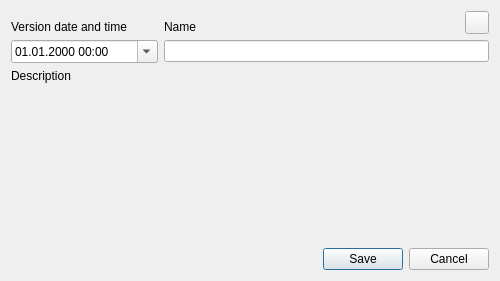
The window that src/bin/scenarist-desktop/UserInterfaceLayer/Project/ProjectVersionDialog.ui (dimkanovikov/KITScenarist) describes before a commit, drawn with Qt 5.
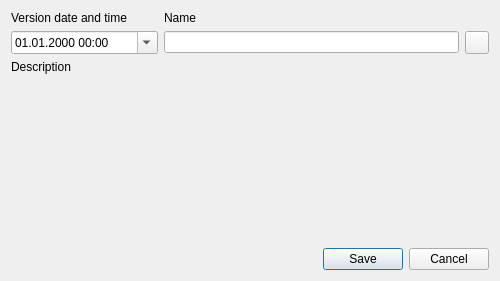
The same window after the commit. Icons and pictures are not drawn. Custom widgets are drawn as their Qt base class.

Diff of the .ui file:
```diff
--- a/src/bin/scenarist-desktop/UserInterfaceLayer/Project/ProjectVersionDialog.ui
+++ b/src/bin/scenarist-desktop/UserInterfaceLayer/Project/ProjectVersionDialog.ui
@@ -19,27 +19,11 @@
   <property name="windowTitle">
    <string>Save new version of the script</string>
   </property>
-  <layout class="QGridLayout" name="gridLayout" columnstretch="1,2,1">
-   <item row="3" column="0" colspan="3">
-    <widget class="SimpleTextEditorWidget" name="description" native="true">
-     <property name="sizePolicy">
-      <sizepolicy hsizetype="Expanding" vsizetype="Expanding">
-       <horstretch>0</horstretch>
-       <verstretch>0</verstretch>
-      </sizepolicy>
-     </property>
-    </widget>
-   </item>
-   <item row="0" column="1">
-    <widget class="QLabel" name="label">
-     <property name="sizePolicy">
-      <sizepolicy hsizetype="Expanding" vsizetype="Preferred">
-       <horstretch>0</horstretch>
-       <verstretch>0</verstretch>
-      </sizepolicy>
-     </property>
+  <layout class="QGridLayout" name="gridLayout" columnstretch="1,2,0">
+   <item row="0" column="0">
+    <widget class="QLabel" name="label_2">
      <property name="text">
-      <string>Name</string>
+      <string>Version date and time</string>
      </property>
      <property name="alignment">
       <set>Qt::AlignBottom|Qt::AlignLeading|Qt::AlignLeft</set>
@@ -62,7 +46,7 @@
      </property>
     </widget>
    </item>
-   <item row="1" column="1" colspan="2">
+   <item row="1" column="1">
     <widget class="QLineEdit" name="name">
      <property name="sizePolicy">
       <sizepolicy hsizetype="Expanding" vsizetype="Fixed">
@@ -72,18 +56,14 @@
      </property>
     </widget>
    </item>
-   <item row="0" column="0">
-    <widget class="QLabel" name="label_2">
-     <property name="text">
-      <string>Version date and time</string>
-     </property>
-     <property name="alignment">
-      <set>Qt::AlignBottom|Qt::AlignLeading|Qt::AlignLeft</set>
-     </property>
-    </widget>
-   </item>
-   <item row="0" column="2">
+   <item row="1" column="2">
     <widget class="ColoredToolButton" name="color">
+     <property name="sizePolicy">
+      <sizepolicy hsizetype="Fixed" vsizetype="Preferred">
+       <horstretch>0</horstretch>
+       <verstretch>0</verstretch>
+      </sizepolicy>
+     </property>
      <property name="text">
       <string/>
      </property>
@@ -93,10 +73,13 @@
      </property>
     </widget>
    </item>
-   <item row="2" column="0">
-    <widget class="QLabel" name="label_3">
-     <property name="text">
-      <string>Description</string>
+   <item row="3" column="0" colspan="3">
+    <widget class="SimpleTextEditorWidget" name="description" native="true">
+     <property name="sizePolicy">
+      <sizepolicy hsizetype="Expanding" vsizetype="Expanding">
+       <horstretch>0</horstretch>
+       <verstretch>0</verstretch>
+      </sizepolicy>
      </property>
     </widget>
    </item>
@@ -107,6 +90,29 @@
      </property>
     </widget>
    </item>
+   <item row="0" column="1" colspan="2">
+    <widget class="QLabel" name="label">
+     <property name="sizePolicy">
+      <sizepolicy hsizetype="Expanding" vsizetype="Preferred">
+       <horstretch>0</horstretch>
+       <verstretch>0</verstretch>
+      </sizepolicy>
+     </property>
+     <property name="text">
+      <string>Name</string>
+     </property>
+     <property name="alignment">
+      <set>Qt::AlignBottom|Qt::AlignLeading|Qt::AlignLeft</set>
+     </property>
+    </widget>
+   </item>
+   <item row="2" column="0" colspan="3">
+    <widget class="QLabel" name="label_3">
+     <property name="text">
+      <string>Description</string>
+     </property>
+    </widget>
+   </item>
   </layout>
  </widget>
  <customwidgets>
```
Left out of the diff: 2 changed lines with no effect on the pictures.
